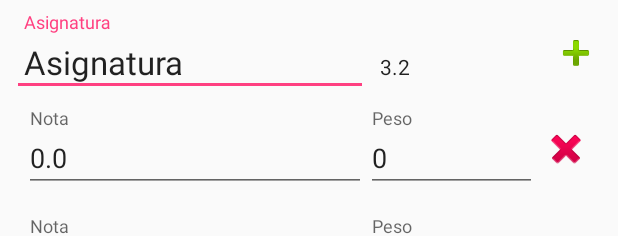
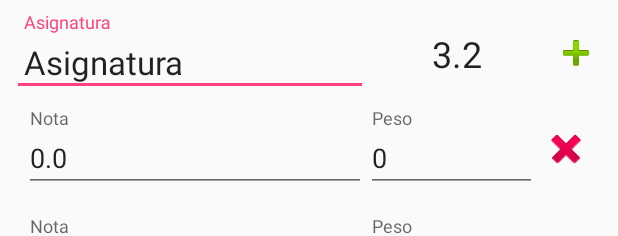
Before and after one commit to jedabero/Calificaciones, an Android app: the layout fragment_asignatura.xml on its own in the app's theme, with its tools: preview values and no code run, on a phone screen of 412 x 824 dp. Shown: the top 236 px of the screen. Run offline under Robolectric (Android 15) with nearby library versions, the phone set to English and light mode, and no system bars.

```diff
--- a/app/build.gradle
+++ b/app/build.gradle
@@ -10,8 +10,8 @@ android {
         applicationId "co.kinbu.calificaciones"
         minSdkVersion 15
         targetSdkVersion 23
-        versionCode 2
-        versionName "0.1.1"
+        versionCode 3
+        versionName "0.1.2"
     }
     buildTypes {
         release {
--- a/app/src/main/res/layout/fragment_asignatura.xml
+++ b/app/src/main/res/layout/fragment_asignatura.xml
@@ -29,8 +29,11 @@
             android:layout_width="0dp"
             android:layout_weight="3"
             android:layout_height="wrap_content"
+            android:layout_gravity="center_vertical"
+            android:gravity="center_horizontal"
             android:padding="@dimen/default_gap"
             style="?android:textAppearance"
+            android:textSize="24sp"
             tools:text="3.2" />
 
         <ImageButton android:id="@+id/agregar"
```
